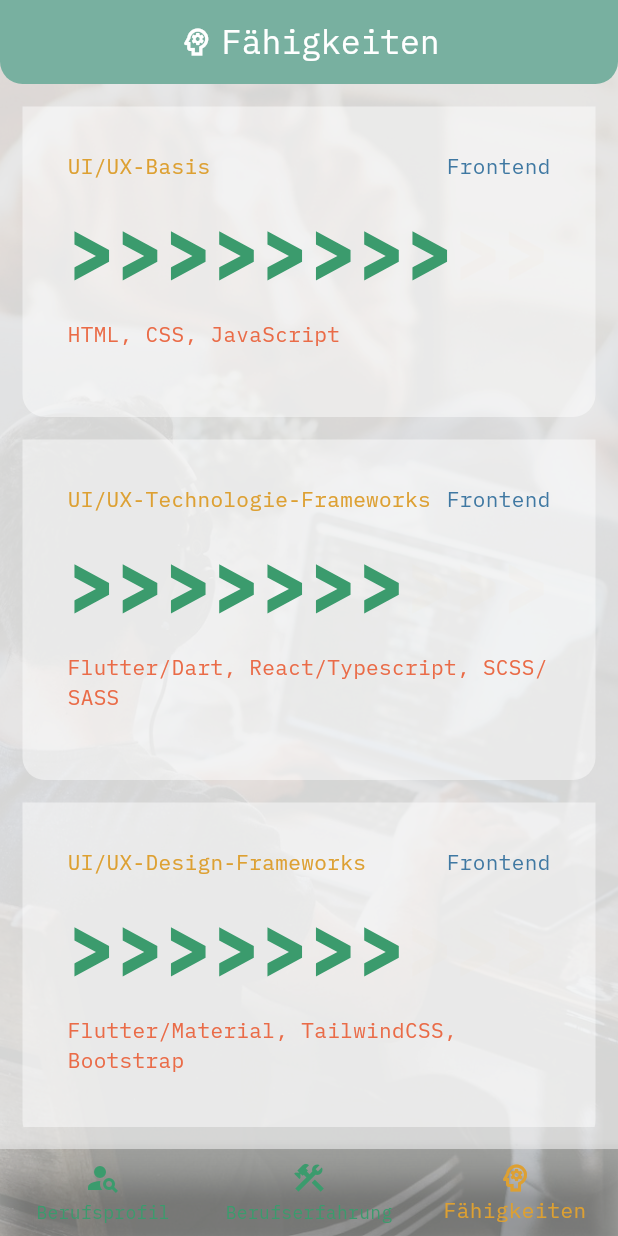
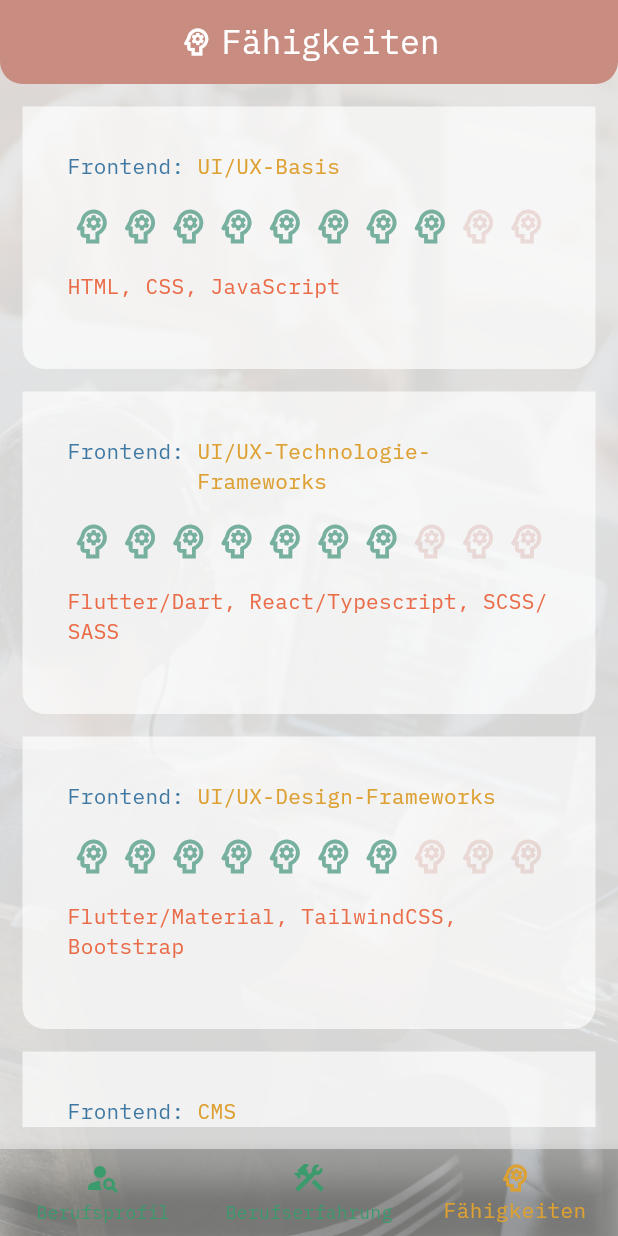
Before and after one commit to Zumselito/flutter-dev-container, a Flutter app: the screen it shows after launch, item 3 of the bottom bar chosen, on a phone screen of 412 x 824 dp. Run offline on Flutter 3.47's test engine with Material 3 defaults, Android fonts, the phone set to English and light mode, and no system bars; our stand-ins replace google_fonts.

Commit message:
Version 1.0.0

```diff
--- a/cv/lib/data/sd_data.dart
+++ b/cv/lib/data/sd_data.dart
@@ -28,7 +28,7 @@ class CVData {
     subheader: 'Allgemeine Hochschulreife',
     toprightheader: '08.1990 - 06.1994',
     bullets: [
-      'Leistungskurse: Mathematik und Geometrie',
+      'Leistungskurse: Mathematik und Geographie',
     ],
   );
 
@@ -36,7 +36,7 @@ class CVData {
     CV3HeaderBulletModel(
       header: 'Freiberufler',
       subheader: 'Full-Stack-Web-Entwickler',
-      toprightheader: 'Ab 01.2022',
+      toprightheader: 'Seit 01.2021',
       bullets: [
         'Entwicklung, Überarbeitung und Wartung von Webseiten',
         'Beratung der Digitalisierung',
@@ -48,10 +48,10 @@ class CVData {
     CV3HeaderBulletModel(
       header: 'Nordwest-Zeitung',
       subheader: 'Online-Kampagnen-Manager',
-      toprightheader: '06.2021 - 12.2021',
+      toprightheader: '07.2015 - 10.2020',
       bullets: [
         'Kampagnen- bzw. Werbemittelmanagement inkl. Entwicklung und Unterstützung des Sales-Teams diesbezüglich',
-        'Einrichtung und Durchführung des Qualitätsmanagements der digitaler Werbeschaltung',
+        'Einrichtung und Durchführung des Qualitätsmanagements der digitalen Werbeschaltung',
         'Werbeplatz-Inventar- und Ertragsmanagement in Abstimmung mit den technischen Verantwortlichen',
         'Entwicklung eines effizienten und einheitlichen Berichtssystems durch maximale Automatisierung',
         'Umfassende Betreuung, Anwendung und Weiterentwicklung des Tag-Managers (Google)',
@@ -61,7 +61,7 @@ class CVData {
     CV3HeaderBulletModel(
       header: 'digimedia tech',
       subheader: 'Geschäftsführer',
-      toprightheader: '12.2012 - 12.2015',
+      toprightheader: '12.2012 - 06.2015',
       bullets: [
         'Aufbau von Software-Entwicklerteams in Serbien',
         'Einrichtung und Umsetzung des agilen Produktmanagements (Scrum, CI/CD)',
@@ -82,7 +82,7 @@ class CVData {
       ],
     ),
     CV3HeaderBulletModel(
-      header: 'Axel Springer AG – ASMI',
+      header: 'Axel Springer – ASMI',
       subheader: 'Leiter Technical Development',
       toprightheader: '07.2010 - 12.2010',
       bullets: [
@@ -90,12 +90,12 @@ class CVData {
         'Entwicklung von Konzepten für die mögliche Übernahme neuer Geschäftsfelder',
         'Ermittlung von Umsatz-Potenzialen innovativer Methoden und Technologien sowie möglicher neuer Geschäftsfelder',
         'Vorstellung potenzieller Partner-Technologien an die Abteilungsleitung inkl. Empfehlungen',
-        'Rekrutierung von Spezialkräften für den Team-Aufbau zur Anwendung neuer Technologien',
+        'Rekrutierung von Spezialisten für den Team-Aufbau zur Anwendung neuer Technologien',
         'Vorstellung neuer angewandter Technologien gegenüber Kooperationspartnern'
       ],
     ),
     CV3HeaderBulletModel(
-      header: 'Axel Springer AG – ASMI',
+      header: 'Axel Springer – ASMI',
       subheader: 'Teamleiter Inventory Management',
       toprightheader: '01.2009 - 06.2010',
       bullets: [
@@ -103,7 +103,7 @@ class CVData {
         'Entwicklung von Konzepten für die mögliche Übernahme neuer Geschäftsfelder',
         'Ermittlung von Umsatz-Potenzialen innovativer Methoden und Technologien sowie möglicher neuer Geschäftsfelder',
         'Vorstellung potenzieller Partner-Technologien an die Abteilungsleitung inkl. Empfehlungen',
-        'Rekrutierung von Spezialkräften für den Team-Aufbau zur Anwendung neuer Technologien',
+        'Rekrutierung von Spezialisten für den Team-Aufbau zur Anwendung neuer Technologien',
         'Vorstellung neuer angewandter Technologien gegenüber Kooperationspartnern'
       ],
     ),
@@ -115,7 +115,7 @@ class CVData {
         'Bestimmung, Analyse und Optimierung von Werbeplatz- bzw. AdTag-Strukturen',
         'Migration neuer AdServer-Systeme (Falk AdSolution, DFP von Doubleclick)',
         'Marktanalyse und Bestimmung der Werbeproduktpreise',
-        'Alleinige Umsetzung des Ad- bzw.  Kampagnen- Managements',
+        'Alleinige Umsetzung des Ad- bzw. Kampagnen-Managements',
         'Qualitätsmanagement der Werbekampagnen und erweitertes Reporting',
         'Account-Management und Betreuung von Mediaagenturen und direkte Werbekunden',
         'Kundenakquise'
@@ -124,32 +124,38 @@ class CVData {
     CV3HeaderBulletModel(
       header: 'Freiberufler',
       subheader: 'Full-Stack-Web-Entwickler',
-      toprightheader: '01.2006 - 02.2006',
+      toprightheader: '01.2004 - 01.2006',
       bullets: [
-        'Optimierung von Design und Usability der Webauftritte',
-        'Implementierung von und Mitarbeiterausbildung für die Nutzung neuer Content Management Systeme',
-        'Beratung in und Umsetzung von SEO und weiterer Online-Marketing-Maßnahmen'
+        'Optimierung des Designs und der Usability von Webauftritten',
+        'Implementierung aktuellster Content Management Systeme (CMS) und Mitarbeiterschulung der Nutzung selbiger',
+        'Entwicklung individueller CMS-Erweiterungen/Plugins',
+        'Sowohl Beratung für die Umsetzung von SEO- und weiterer Online-Marketing-Maßnahmen als auch Umsetzung dieser Maßnahmen',
+        'Erstellung moderner digitaler Werbemittel'
       ],
     ),
     CV3HeaderBulletModel(
       header: 'Interactive Media CCSP',
-      subheader: 'Produkt-Manager',
-      toprightheader: '03.2000 - 10.2001',
+      subheader: 'Produktmanager',
+      toprightheader: '11.2000 - 12.2003',
       bullets: [
-        'Beratung/Unterstützung verschiedener Kunden-Webseiten in Bezug auf ihre Vermarktung',
-        'Beobachtung und Planung des Werbeplatz-Inventars der Kunden-Webseiten',
-        'Unterstützung des Sales Teams des Unternehmens durch Entwicklung und Präsentation neuer Werbeprodukte der Kunden-Webseiten',
-        'Berichten der Vermarktungsergebnisse an die beteiligten Parteien'
+        'Betreuung von Online-Portalen in Bezug auf Ihre Werbeplatz-Vermarktung',
+        'Entwicklung von Angebotskonzepten für den Verkauf digitaler Werbeplätze',
+        'Entwicklung und Konzeption von Objekt- und Branchenpräsentationen sowie von Crossmedia-Angeboten',
+        'Reporting gegebüber betreuter Online-Portalen',
+        'Aktive Mitarbeit bei der Konzeptionsphase der Online-Portale',
+        'Erstellung von Umsatzprognosen in Zusammenarbeit mit dem/der Abteilungsleiter/in',
+        'Erarbeitung von Entscheidungsvorlagen für den/die Abteilungsleiter/in'
       ],
     ),
     CV3HeaderBulletModel(
-      header: 'Axel Springer AG – Interactive Media',
+      header: 'Axel Springer – Interactive Media',
       subheader: 'Kampagnen/Ad-Manager',
-      toprightheader: '03.2000 - 10.2001',
+      toprightheader: '03.2000 - 10.2000',
       bullets: [
-        'Technische Unterstützung des Sales Teams des Unternehmens, der Mediaagenturen und Direktkunden',
+        'Technische Unterstützung des Sales-Teams, der Mediaagenturen und Direktkunden',
         'Aufsetzen von Werbekampagnen im AdServer',
-        'Aufbau eines Qualitätsmanagements für die Werbekampagnen'
+        'Aufbau eines Qualitätsmanagements für Werbekampagnen und Werbemittel',
+        'Anpassung der Werbemittel mit HTML, CSS und JavaScript'
       ],
     )
   ];
@@ -225,21 +231,16 @@ class CVData {
         skill: 'Deutsch',
         category: 'Sprachen',
         level: 10,
-        description: 'Muttersprache'),
+        description: ''),
     CVSkillLevelModel(
         skill: 'Englisch',
         category: 'Sprachen',
         level: 8,
-        description: 'Verhandlungssicher'),
+        description: ''),
     CVSkillLevelModel(
         skill: 'Spanisch',
         category: 'Sprachen',
         level: 3,
-        description: 'Grundkenntnisse'),
-    CVSkillLevelModel(
-        skill: 'Blindes 10-Finger-Tastenschreiben',
-        category: 'Persönlich',
-        level: 9,
         description: ''),
   ];
 }
--- a/cv/lib/pages/projects_page.dart
+++ /dev/null
@@ -1,26 +0,0 @@
-import 'package:flutter/material.dart';
-import 'package:cv/utils/content_container.dart';
-import 'package:cv/utils/helper_widgets.dart';
-
-class ProjectsPage extends StatelessWidget {
-  const ProjectsPage({super.key});
-
-  @override
-  Widget build(BuildContext context) {
-    return Scaffold(
-        appBar: AppBar(
-          title: Row(mainAxisAlignment: MainAxisAlignment.center, children: [
-            Icon(color: Colors.white, Icons.code),
-            addHorizontalSpace(5),
-            Text(style: TextStyle(color: Colors.white), 'CV-App')
-          ]),
-          shape: RoundedRectangleBorder(
-              borderRadius: BorderRadius.only(
-                  bottomLeft: Radius.circular(15),
-                  bottomRight: Radius.circular(15))),
-        ),
-        body: TextContainer(
-            text:
-                'Eine Beschreibung der in diesem Projekt angewandten Techniken und Methoden folgt in Kürze! Der Entwicklungscode ist auf GutHub zu finden: https://github.com/Zumselito/flutter-dev-container'));
-  }
-}
--- a/cv/lib/theme/theme_customize.dart
+++ b/cv/lib/theme/theme_customize.dart
@@ -5,15 +5,16 @@ import 'package:google_fonts/google_fonts.dart';
 // const fonts = ...; - Additional fonts like exo 2,...
 
 // LightTheme
-const lightPrimaryColor = Color(0xff78b0a0);
-const lightSecondaryColor = Color(0xffC98C81);
+const lightPrimaryColor = Color(0xffC98C81);
+const lightSecondaryColor = Color(0xff78b0a0);
 const lightTertiaryColor = Color(0xffefdab9);
+const lightPrimaryTransparentColor = Color(0x44C98C81);
 const lightPrimaryTextColor = Color(0xffEA6B47);
 const lightSecondaryTextColor = Color(0xff3b9b6d);
 const lightTertiaryTextColor = Color(0xff3f78A2);
 const lightQuaternaryTextColor = Color(0xffDDA032);
 const lightAppBackgroundeColor = Color(0xaaeeeeee);
-const lightPrimaryContainerBackgroundeColor = Color(0x77ffffff);
+const lightPrimaryContainerBackgroundeColor = Color(0xaaffffff);
 const lightSecondaryContainerBackgroundeColor = Color(0x113b9b6d);
 const lightTertiaryContainerBackgroundeColor = Color(0x113f78A2);
 
@@ -22,6 +23,7 @@ const darkPrimaryColor = Color(0xffDDA032);
 const darkSecondaryColor = Color(0xff3b9b6d);
 const darkTertiaryColor = Color(0xffEA6B47);
 const darkQuaternaryColor = Color(0xff3f78A2);
+const darkPrimaryTransparentColor = Color(0x22EA6B47);
 const darkPrimaryTextColor = Color(0xffefdab9);
 const darkSecondaryTextColor = Color(0xff78b0a0);
 const darkTertiaryTextColor = Color(0xffC98C81);
@@ -36,6 +38,7 @@ ThemeData lightTheme = ThemeData(
         brightness: Brightness.light,
         seedColor: lightTertiaryColor,
         // Options
+        inversePrimary: lightPrimaryTransparentColor,
         primary: lightPrimaryColor,
         primaryContainer: lightPrimaryContainerBackgroundeColor,
         secondary: lightSecondaryColor,
@@ -59,22 +62,21 @@ ThemeData lightTheme = ThemeData(
         titleSmall: TextStyle(color: lightPrimaryTextColor),
         labelLarge: TextStyle(color: lightPrimaryTextColor),
         labelMedium: TextStyle(color: lightPrimaryTextColor),
-        labelSmall: TextStyle(color: lightPrimaryTextColor)
-    )),
+        labelSmall: TextStyle(color: lightPrimaryTextColor))),
     appBarTheme: AppBarTheme(backgroundColor: lightPrimaryColor),
     navigationRailTheme: NavigationRailThemeData(
         indicatorColor: lightQuaternaryTextColor,
-        selectedLabelTextStyle: TextStyle(color: lightQuaternaryTextColor, fontWeight: FontWeight.w500),
+        selectedLabelTextStyle: TextStyle(
+            color: lightQuaternaryTextColor, fontWeight: FontWeight.w500),
         unselectedIconTheme: IconThemeData(color: lightSecondaryTextColor),
-        unselectedLabelTextStyle: TextStyle(color: lightSecondaryTextColor, fontWeight: FontWeight.w500)),
+        unselectedLabelTextStyle: TextStyle(
+            color: lightSecondaryTextColor, fontWeight: FontWeight.w500)),
     elevatedButtonTheme: ElevatedButtonThemeData(
         style: ElevatedButton.styleFrom(
             iconColor: lightPrimaryTextColor,
             elevation: 0,
             shadowColor: Colors.transparent,
-            padding: const EdgeInsets.symmetric(
-              vertical: 5,
-              horizontal: 15))),
+            padding: const EdgeInsets.symmetric(vertical: 5, horizontal: 15))),
     bottomNavigationBarTheme: BottomNavigationBarThemeData(
         backgroundColor: Colors.transparent,
         selectedItemColor: lightQuaternaryTextColor,
@@ -92,7 +94,7 @@ ThemeData darkTheme = ThemeData(
       // Options
       error: darkQuaternaryColor,
       errorContainer: darkQuaternaryColor,
-        inversePrimary: darkQuaternaryColor,
+      inversePrimary: darkPrimaryTransparentColor,
       inverseSurface: darkQuaternaryColor,
       onError: darkQuaternaryColor,
       onInverseSurface: darkQuaternaryColor,
@@ -102,7 +104,8 @@ ThemeData darkTheme = ThemeData(
       onPrimaryFixed: darkQuaternaryColor,
       onPrimaryFixedVariant: darkQuaternaryColor,
       onSecondary: darkQuaternaryColor,
-        onSecondaryContainer: darkPrimaryTextColor, // Active NavigationRailDestination icon
+      onSecondaryContainer:
+          darkPrimaryTextColor, // Active NavigationRailDestination icon
       onSecondaryFixed: darkQuaternaryColor,
       onSecondaryFixedVariant: darkQuaternaryColor,
       onSurface: darkAppBackgroundColor,
@@ -137,8 +140,7 @@ ThemeData darkTheme = ThemeData(
       tertiaryFixed: darkQuaternaryColor,
       tertiaryFixedDim: darkQuaternaryColor,
     ),
-    textTheme:
-      GoogleFonts.ibmPlexMonoTextTheme(TextTheme(
+    textTheme: GoogleFonts.ibmPlexMonoTextTheme(TextTheme(
         bodyLarge: TextStyle(color: darkSecondaryColor),
         bodyMedium: TextStyle(color: darkPrimaryTextColor),
         bodySmall: TextStyle(color: darkQuaternaryColor),
@@ -153,8 +155,7 @@ ThemeData darkTheme = ThemeData(
         labelSmall: TextStyle(color: darkQuaternaryColor),
         titleLarge: TextStyle(color: darkPrimaryColor),
         titleMedium: TextStyle(color: darkPrimaryTextColor),
-        titleSmall: TextStyle(color: darkQuaternaryColor)
-        )),
+        titleSmall: TextStyle(color: darkQuaternaryColor))),
     appBarTheme: AppBarTheme(backgroundColor: darkPrimaryColor),
     navigationRailTheme: NavigationRailThemeData(
         indicatorColor: darkPrimaryColor,
@@ -166,9 +167,8 @@ ThemeData darkTheme = ThemeData(
       iconColor: darkSecondaryColor,
       elevation: 0,
       shadowColor: Colors.transparent,
-            padding: const EdgeInsets.symmetric(
-              vertical: 5,
-              horizontal: 15),)),
+      padding: const EdgeInsets.symmetric(vertical: 5, horizontal: 15),
+    )),
     bottomNavigationBarTheme: BottomNavigationBarThemeData(
         backgroundColor: Colors.transparent,
         selectedItemColor: darkPrimaryColor,
--- a/cv/lib/utils/content_container.dart
+++ b/cv/lib/utils/content_container.dart
@@ -134,41 +134,39 @@ class CVHeaderBarometerTextContainer extends StatelessWidget {
                     Row(
                       crossAxisAlignment: CrossAxisAlignment.start,
                       children: [
+                        if (content.category != '')
+                          Text('${content.category}: ',
+                              style: darkTheme.textTheme.headlineSmall),
                         Expanded(
                             child: Text(content.skill,
                                 style: darkTheme.textTheme.headlineMedium)),
-                        if (content.category != '')
-                          Text(content.category,
-                              style: darkTheme.textTheme.headlineSmall)
                       ],
                     ),
                     Container(
-                        margin: EdgeInsets.only(top: 10),
+                        margin: EdgeInsets.only(top: 15),
                         child: Row(children: [
                           for (int i = 0; i < 10; i++)
                             (i < content.level)
                                 ? Expanded(
                                     child: Center(
-                                        child: Text(
-                                            style: TextStyle(
-                                                color: darkTheme
-                                                    .colorScheme.secondary,
-                                                fontSize: 50,
-                                                fontWeight: FontWeight.w900),
-                                            '>')))
+                                        child: Icon(
+                                            color: Theme.of(context)
+                                                .colorScheme
+                                                .secondary,
+                                            size: 30,
+                                            Icons.psychology_outlined)))
                                 : Expanded(
                                     child: Center(
-                                        child: Text(
-                                            style: TextStyle(
-                                              color: Color(0x11efdab9),
-                                              fontSize: 50,
-                                              fontWeight: FontWeight.w900,
-                                            ),
-                                            '>')))
+                                        child: Icon(
+                                            color: Theme.of(context)
+                                                .colorScheme
+                                                .inversePrimary,
+                                            size: 30,
+                                            Icons.psychology_outlined)))
                         ])),
                     if (content.description != '')
                       Container(
-                          margin: EdgeInsets.only(top: 10),
+                          margin: EdgeInsets.only(top: 15),
                           child: Column(children: [
                             addHorizontalSpace(20),
                             Text(content.description)
--- a/cv/pubspec.yaml
+++ b/cv/pubspec.yaml
@@ -16,7 +16,7 @@ publish_to: 'none' # Remove this line if you wish to publish to pub.dev
 # https://developer.apple.com/library/archive/documentation/General/Reference/InfoPlistKeyReference/Articles/CoreFoundationKeys.html
 # In Windows, build-name is used as the major, minor, and patch parts
 # of the product and file versions while build-number is used as the build suffix.
-version: 1.0.0+1
+version: 1.0.0
 
 environment:
   sdk: ^3.6.1
```
Also changed, not shown: 1 other file. Lines whose indentation alone changed are shown as unchanged.
